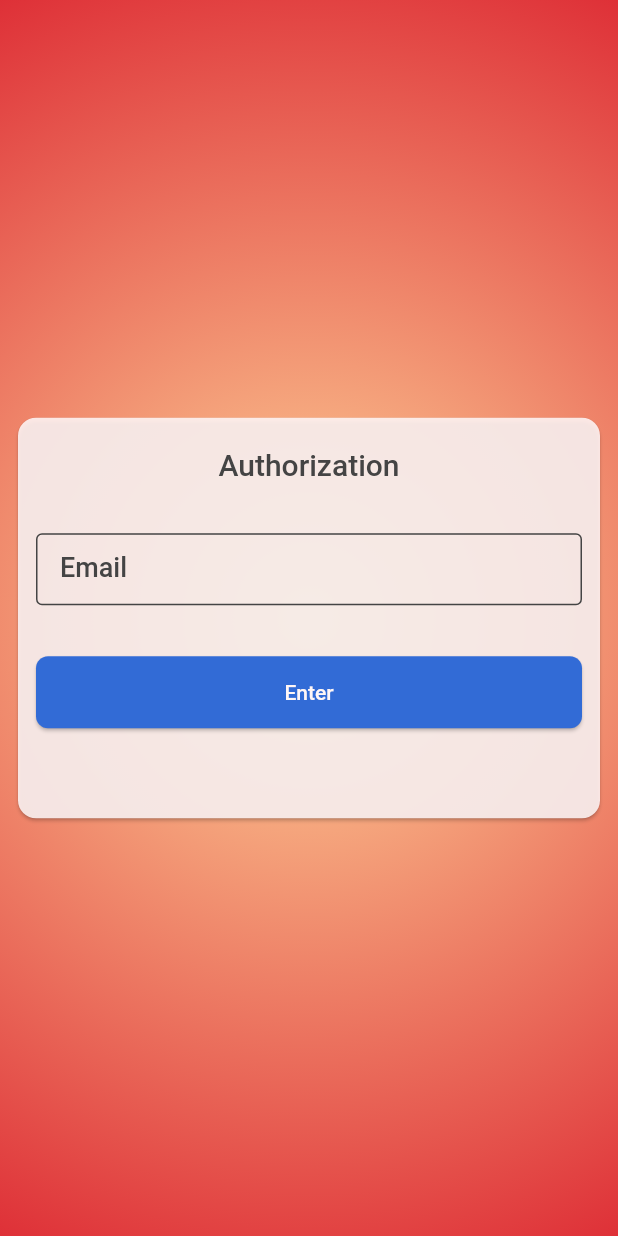
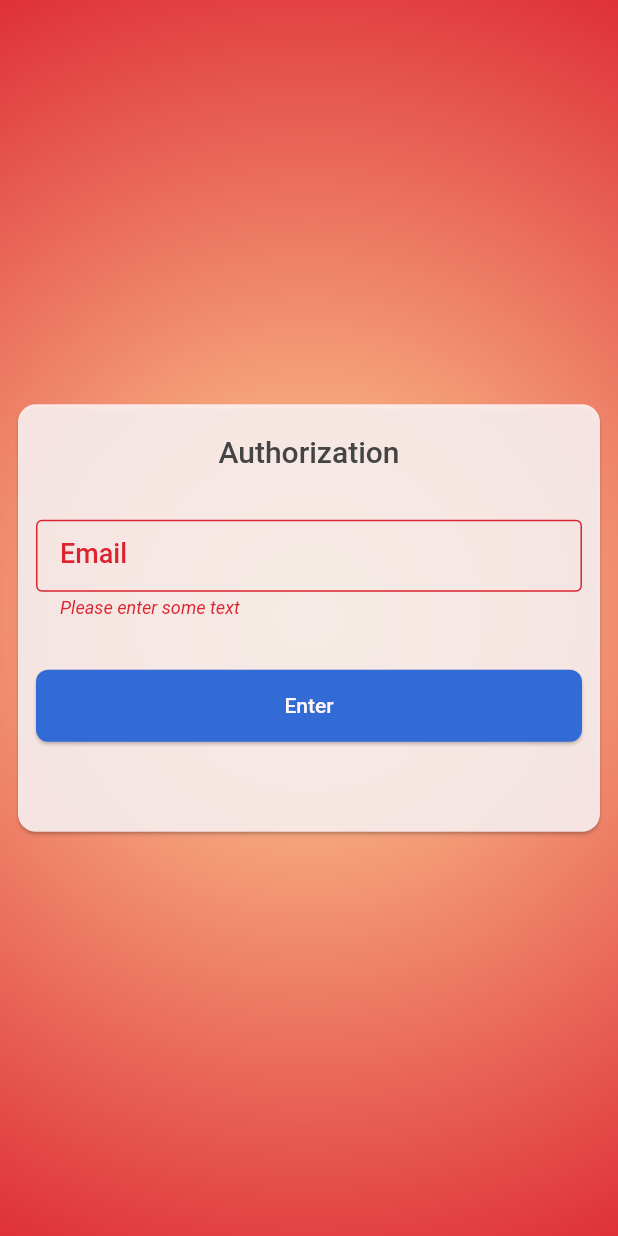
Before and after one commit to Endorf/Flutter-BLoC-Client, a Flutter app: the LoginScreen screen opened directly, after a tap on "Enter", on a phone screen of 412 x 824 dp. Run offline on Flutter 3.47's test engine with Material 2 defaults, Android fonts, the phone set to English and light mode, and no system bars; our stand-ins replace flutter_bloc.

Commit message:
Login bloc (#13)

```diff
--- a/lib/application.dart
+++ b/lib/application.dart
@@ -2,6 +2,7 @@ import 'package:bloc_app/domain/creation/creation_bloc.dart';
 import 'package:bloc_app/domain/home/hote_list_bloc.dart';
 import 'package:bloc_app/domain/initialization/event.dart';
 import 'package:bloc_app/domain/initialization/initialization_bloc.dart';
+import 'package:bloc_app/domain/login/login_bloc.dart';
 import 'package:bloc_app/domain/router/router_bloc.dart';
 import 'package:bloc_app/domain/router/state.dart';
 import 'package:bloc_app/ui/navigation/router_delegate.dart';
@@ -24,6 +25,7 @@ class Application extends StatelessWidget {
           create: (context) => InitializationBloc()..add(Event()),
         ),
         BlocProvider(create: (context) => RouterBloc()),
+        BlocProvider(create: (context) => LoginBloc()),
         BlocProvider(create: (context) => NoteListBloc()),
         BlocProvider(create: (context) => CreationBloc())
       ],
--- /dev/null
+++ b/lib/domain/login/event.dart
@@ -0,0 +1,7 @@
+abstract class Event {}
+
+class LoginEvent extends Event {
+  final String email;
+
+  LoginEvent({required this.email});
+}
--- /dev/null
+++ b/lib/domain/login/state.dart
@@ -0,0 +1,13 @@
+class LoginState {
+  final bool isAuthenticated;
+  final bool isLoading;
+  final bool hasError;
+  final String? message;
+
+  LoginState({
+    this.isAuthenticated = false,
+    this.isLoading = false,
+    this.hasError = false,
+    this.message,
+  });
+}
--- a/lib/ui/screen/login/login.dart
+++ b/lib/ui/screen/login/login.dart
@@ -1,10 +1,12 @@
-import 'package:bloc_app/domain/router/event.dart';
+import 'package:bloc_app/domain/login/login_bloc.dart';
+import 'package:bloc_app/domain/login/state.dart';
+import 'package:bloc_app/domain/login/event.dart' as auth;
+import 'package:bloc_app/domain/router/event.dart' as router;
 import 'package:bloc_app/domain/router/router_bloc.dart';
-import 'package:bloc_app/ui/theme/material_theme_data.dart';
 import 'package:bloc_app/ui/theme/resources/strings.dart';
 import 'package:bloc_app/ui/widget/app_container.dart';
 import 'package:bloc_app/ui/widget/button.dart';
-import 'package:bloc_app/ui/widget/text_field.dart';
+import 'package:bloc_app/ui/widget/text_form_field.dart';
 import 'package:flutter/material.dart';
 import 'package:flutter_bloc/flutter_bloc.dart';
 
@@ -12,10 +14,10 @@ class LoginScreen extends StatefulWidget {
   const LoginScreen({super.key});
 
   @override
-  State<StatefulWidget> createState() => LoginScreenState();
+  State<StatefulWidget> createState() => _LoginScreenState();
 }
 
-class LoginScreenState extends State<LoginScreen> {
+class _LoginScreenState extends State<LoginScreen> {
   static const _cardPaddingStart = 8.0;
   static const _cardPaddingTop = 20.0;
   static const _cardPaddingEnd = 8.0;
@@ -28,6 +30,7 @@ class LoginScreenState extends State<LoginScreen> {
   static const _buttonPaddingLeft = 4.0;
   static const _buttonPaddingRight = 4.0;
 
+  final _formKey = GlobalKey<FormState>();
   final _emailInputController = TextEditingController();
 
   @override
@@ -38,11 +41,33 @@ class LoginScreenState extends State<LoginScreen> {
 
   @override
   Widget build(BuildContext context) {
-    return RootContentContainer(
-      child: Center(
+    return Scaffold(
+      body: RootContentContainer(
+        child: _buildChild(context),
+      ),
+    );
+  }
+
+  Widget _buildChild(BuildContext mainContext) {
+    return BlocConsumer<LoginBloc, LoginState>(listener: (context, state) {
+      if (state.isAuthenticated) {
+        context.read<RouterBloc>().add(router.HomeEvent());
+      } else if (state.hasError) {
+        final String message = state.message != null
+            ? state.message!
+            : Strings.defaultErrorMessage;
+        ScaffoldMessenger.of(context).showSnackBar(
+          SnackBar(content: Text(message)),
+        );
+      }
+    }, builder: (context, state) {
+      return Center(
         child: Padding(
           padding: const EdgeInsets.only(
               left: _cardPaddingStart, right: _cardPaddingEnd),
+          child: SingleChildScrollView(
+            primary: false,
+            scrollDirection: Axis.vertical,
             child: Card(
               color: Theme.of(context).colorScheme.background,
               child: SizedBox(
@@ -52,20 +77,33 @@ class LoginScreenState extends State<LoginScreen> {
                     left: _cardPaddingStart,
                     top: _cardPaddingTop,
                     right: _cardPaddingEnd,
-                    bottom: _cardPaddingBottom),
+                    bottom: _cardPaddingBottom,
+                  ),
+                  child: _buildForm(context, state),
+                ),
+              ),
+            ),
+          ),
+        ),
+      );
+    });
+  }
+
+  Widget _buildForm(BuildContext context, LoginState state) {
+    return Form(
+      key: _formKey,
       child: Column(
         mainAxisSize: MainAxisSize.min,
         children: [
           Padding(
-                        padding: const EdgeInsets.only(
-                            bottom: _loginTitlePaddingBottom),
+              padding: const EdgeInsets.only(bottom: _loginTitlePaddingBottom),
               child: Text(
                 Strings.loginTitle,
                 textAlign: TextAlign.center,
                 overflow: TextOverflow.ellipsis,
                 style: Theme.of(context).textTheme.titleLarge,
               )),
-                    DefaultTextField(
+          DefaultTextFormField(
             labelText: Strings.emailLabel,
             controller: _emailInputController,
           ),
@@ -77,16 +115,20 @@ class LoginScreenState extends State<LoginScreen> {
                 right: _buttonPaddingRight),
             child: DefaultElevationButton(
               labelText: Strings.enterTitle,
-                          onPressed: () =>
-                              context.read<RouterBloc>().add(HomeEvent()),
-                        )),
-                  ],
+              onPressed: () => _onSubmitBtnPressed(),
             ),
           ),
-            ),
-          ),
-        ),
+        ],
       ),
     );
   }
+
+  void _onSubmitBtnPressed() {
+    FocusManager.instance.primaryFocus?.unfocus();
+    if (_formKey.currentState!.validate()) {
+      context
+          .read<LoginBloc>()
+          .add(auth.LoginEvent(email: _emailInputController.text));
     }
+  }
+}
```
Also changed, not shown: lib/domain/login/login_bloc.dart (added, +27 -0 lines). Lines whose indentation alone changed are shown as unchanged.
